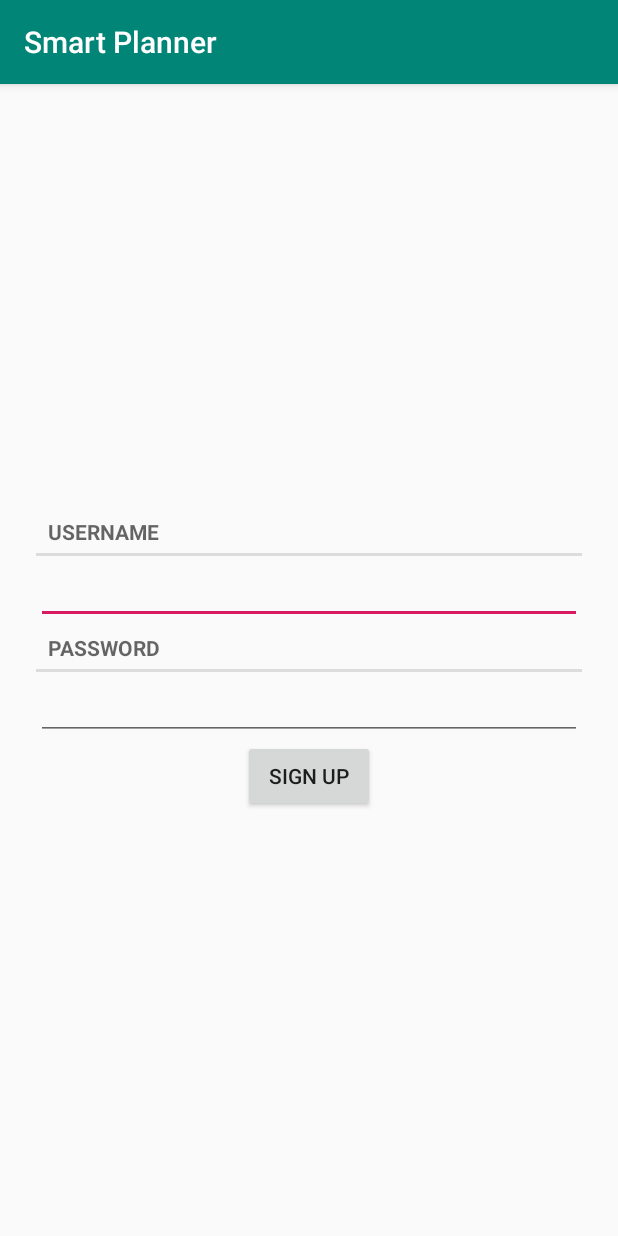
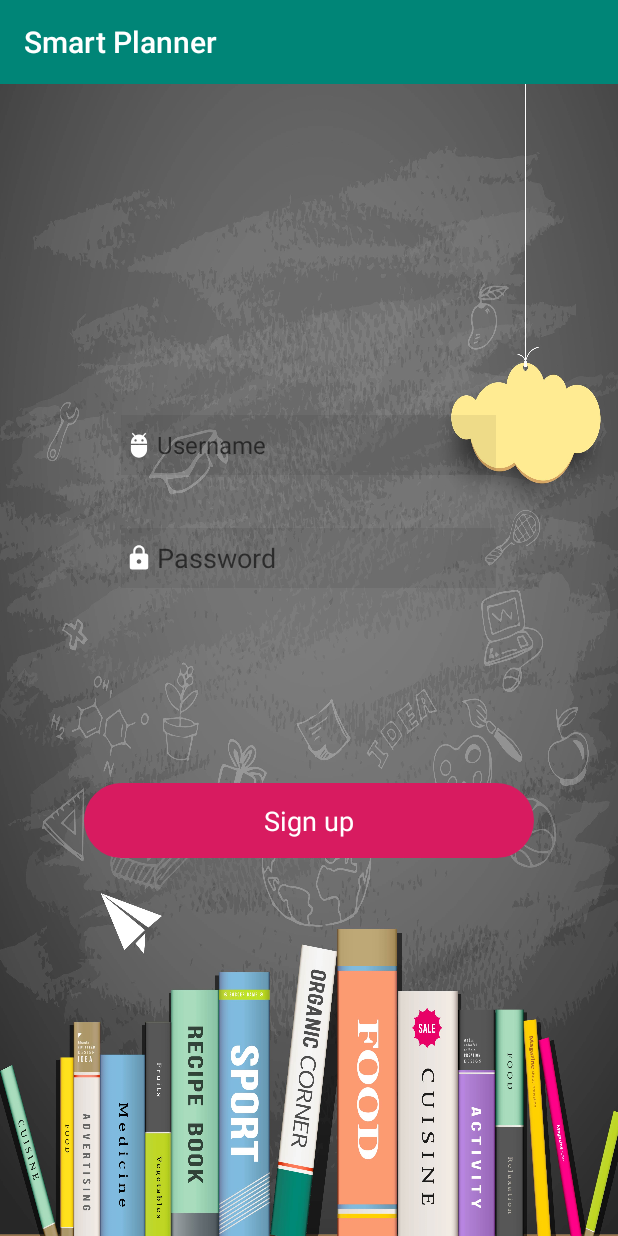
Before and after one commit to bainianbuhe/SmartEventPlanner, an Android app: the SignupActivity screen opened directly, with no data from a screen before it, on a phone screen of 412 x 824 dp. Run offline under Robolectric (Android 15) with nearby library versions, the phone set to English and light mode, and no system bars; our stand-ins replace Volley; network calls fail.

Commit message:
update login and sign up page ui

```diff
--- a/app/src/main/java/osu/smartPlanner/LoginActivity.java
+++ b/app/src/main/java/osu/smartPlanner/LoginActivity.java
@@ -2,6 +2,7 @@ package osu.smartPlanner;
 
 import android.os.Bundle;
 import android.support.v7.app.AppCompatActivity;
+import android.support.v7.widget.CardView;
 import android.text.Editable;
 import android.text.TextWatcher;
 import android.util.Log;
@@ -29,7 +30,7 @@ public class LoginActivity extends AppCompatActivity {
     private String passWord;
     private EditText mUserNameField;
     private EditText mPassWordField;
-    private Button mConfirmLogin;
+    private CardView mConfirmLogin;
     @Override
     public void onCreate(Bundle savedInstanceState)
     {
@@ -73,7 +74,7 @@ public class LoginActivity extends AppCompatActivity {
 
             }
         });
-        mConfirmLogin=(Button)findViewById(R.id.confirm_login_button);
+        mConfirmLogin=findViewById(R.id.confirm_login_button);
         mConfirmLogin.setOnClickListener(new View.OnClickListener() {
             @Override
             public void onClick(View v) {
--- a/app/src/main/java/osu/smartPlanner/SignupActivity.java
+++ b/app/src/main/java/osu/smartPlanner/SignupActivity.java
@@ -3,6 +3,7 @@ package osu.smartPlanner;
 import android.content.Intent;
 import android.os.Bundle;
 import android.support.v7.app.AppCompatActivity;
+import android.support.v7.widget.CardView;
 import android.view.View;
 
 import android.text.Editable;
@@ -31,7 +32,7 @@ public class SignupActivity extends AppCompatActivity {
     private String passWord;
     private EditText mUserNameField;
     private EditText mPassWordField;
-    private Button mConfirmSignup;
+    private CardView mConfirmSignup;
     @Override
     public void onCreate(Bundle savedInstanceState)
     {
@@ -75,7 +76,7 @@ public class SignupActivity extends AppCompatActivity {
 
             }
         });
-        mConfirmSignup=(Button)findViewById(R.id.confirm_sign_up_button);
+        mConfirmSignup=findViewById(R.id.confirm_sign_up_button);
         mConfirmSignup.setOnClickListener(new View.OnClickListener() {
             @Override
             public void onClick(View v) {
--- /dev/null
+++ b/app/src/main/res/drawable-anydpi/ic_action_pass.xml
@@ -0,0 +1,13 @@
+<vector xmlns:android="http://schemas.android.com/apk/res/android"
+    android:width="24dp"
+    android:height="24dp"
+    android:viewportWidth="31.2"
+    android:viewportHeight="31.2"
+    android:tint="#FFFFFF">
+  <group android:translateX="3.6"
+      android:translateY="3.6">
+      <path
+          android:fillColor="#FF000000"
+          android:pathData="M18,8h-1L17,6c0,-2.76 -2.24,-5 -5,-5S7,3.24 7,6v2L6,8c-1.1,0 -2,0.9 -2,2v10c0,1.1 0.9,2 2,2h12c1.1,0 2,-0.9 2,-2L20,10c0,-1.1 -0.9,-2 -2,-2zM12,17c-1.1,0 -2,-0.9 -2,-2s0.9,-2 2,-2 2,0.9 2,2 -0.9,2 -2,2zM15.1,8L8.9,8L8.9,6c0,-1.71 1.39,-3.1 3.1,-3.1 1.71,0 3.1,1.39 3.1,3.1v2z"/>
+  </group>
+</vector>
--- /dev/null
+++ b/app/src/main/res/drawable-anydpi/ic_action_user.xml
@@ -0,0 +1,13 @@
+<vector xmlns:android="http://schemas.android.com/apk/res/android"
+    android:width="24dp"
+    android:height="24dp"
+    android:viewportWidth="31.2"
+    android:viewportHeight="31.2"
+    android:tint="#FFFFFF">
+  <group android:translateX="3.6"
+      android:translateY="3.6">
+      <path
+          android:fillColor="#FF000000"
+          android:pathData="M5,16c0,3.87 3.13,7 7,7s7,-3.13 7,-7v-4L5,12v4zM16.12,4.37l2.1,-2.1 -0.82,-0.83 -2.3,2.31C14.16,3.28 13.12,3 12,3s-2.16,0.28 -3.09,0.75L6.6,1.44l-0.82,0.83 2.1,2.1C6.14,5.64 5,7.68 5,10v1h14v-1c0,-2.32 -1.14,-4.36 -2.88,-5.63zM9,9c-0.55,0 -1,-0.45 -1,-1s0.45,-1 1,-1 1,0.45 1,1 -0.45,1 -1,1zM15,9c-0.55,0 -1,-0.45 -1,-1s0.45,-1 1,-1 1,0.45 1,1 -0.45,1 -1,1z"/>
+  </group>
+</vector>
--- a/app/src/main/res/layout/activity_signup.xml
+++ b/app/src/main/res/layout/activity_signup.xml
@@ -1,33 +1,64 @@
 <?xml version="1.0" encoding="utf-8"?>
-<LinearLayout xmlns:android="http://schemas.android.com/apk/res/android"
+<LinearLayout
+    xmlns:app="http://schemas.android.com/apk/res-auto"
+    xmlns:android="http://schemas.android.com/apk/res/android"
     android:layout_width="match_parent"
     android:layout_height="match_parent"
+    android:background="@drawable/background1"
     android:orientation="vertical"
-    android:gravity="center"
-    android:layout_margin="24dp">
-    <TextView
-        style="?android:listSeparatorTextViewStyle"
-        android:layout_width="match_parent"
-        android:layout_height="wrap_content"
-        android:text="UserName"/>
+    android:gravity="center">
+
     <EditText
-        android:layout_width="match_parent"
-        android:layout_height="wrap_content"
-        android:id="@+id/user_name_edit"/>
-    <TextView
-        style="?android:listSeparatorTextViewStyle"
-        android:layout_width="match_parent"
-        android:layout_height="wrap_content"
-        android:text="Password"/>
+        android:id="@+id/user_name_edit"
+        android:layout_width="250dp"
+        android:layout_height="40dp"
+        android:background="#11000000"
+        android:drawableLeft="@drawable/ic_action_user"
+        android:ems="10"
+        android:hint="Username"
+        android:inputType="textPersonName"
+        android:textSize="16dp"
+        android:layout_marginBottom="35dp"
+        android:layout_above="@+id/pass_word_edit"
+        android:layout_centerHorizontal="true" />
+
     <EditText
-        android:layout_width="match_parent"
-        android:layout_height="wrap_content"
-        android:id="@+id/pass_word_edit"/>
-    <Button
-        android:layout_width="wrap_content"
-        android:layout_height="wrap_content"
-        android:text="Sign up"
-        android:id="@+id/confirm_sign_up_button"/>
+        android:id="@+id/pass_word_edit"
+        android:layout_width="250dp"
+        android:layout_height="40dp"
+        android:background="#11000000"
+        android:drawableLeft="@drawable/ic_action_pass"
+        android:ems="10"
+        android:hint="Password"
+        android:inputType="textPassword"
+        android:layout_marginBottom="130dp"
+        android:layout_alignBottom="@+id/cardView"
+        android:layout_alignLeft="@+id/user_name_edit"
+        android:layout_alignStart="@+id/user_name_edit" />
 
+    <android.support.v7.widget.CardView
+        android:layout_width="300dp"
+        android:layout_height="50dp"
+        app:cardBackgroundColor="@color/colorAccent"
+        app:cardCornerRadius="25dp"
+        app:cardElevation="10dp"
+        android:id="@+id/confirm_sign_up_button"
+        android:layout_marginBottom="31dp"
+        android:layout_above="@+id/textView2"
+        android:layout_centerHorizontal="true">
 
+        <RelativeLayout
+            android:layout_width="match_parent"
+            android:layout_height="match_parent">
+
+            <TextView
+                android:id="@+id/textViewLogin"
+                android:layout_width="wrap_content"
+                android:layout_height="wrap_content"
+                android:layout_centerInParent="true"
+                android:text="Sign up"
+                android:textColor="#fff"
+                android:textSize="18sp" />
+        </RelativeLayout>
+    </android.support.v7.widget.CardView>
 </LinearLayout>
```
Also changed, not shown: app/src/main/res/layout/activity_login.xml (+49 -24 lines), app/src/main/res/drawable-hdpi/ic_action_pass.png (added), app/src/main/res/drawable-hdpi/ic_action_user.png (added), app/src/main/res/drawable-mdpi/ic_action_pass.png (added), app/src/main/res/drawable-mdpi/ic_action_user.png (added), app/src/main/res/drawable-xhdpi/ic_action_pass.png (added), app/src/main/res/drawable-xhdpi/ic_action_user.png (added), app/src/main/res/drawable-xxhdpi/ic_action_pass.png (added), app/src/main/res/drawable-xxhdpi/ic_action_user.png (added).
